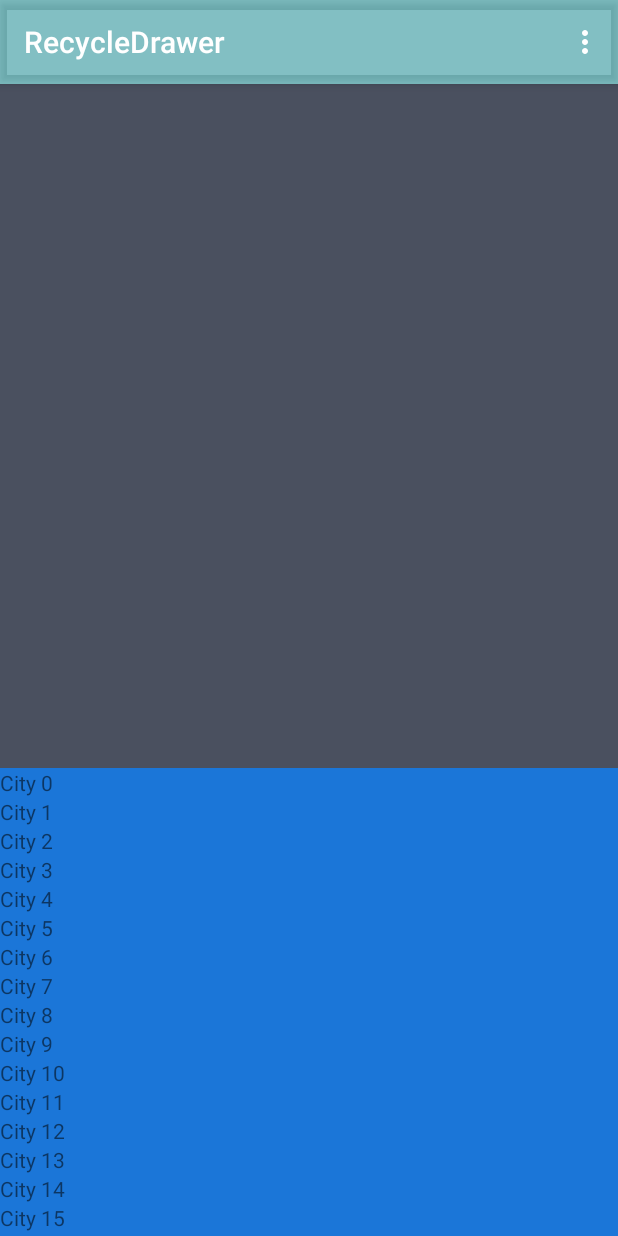
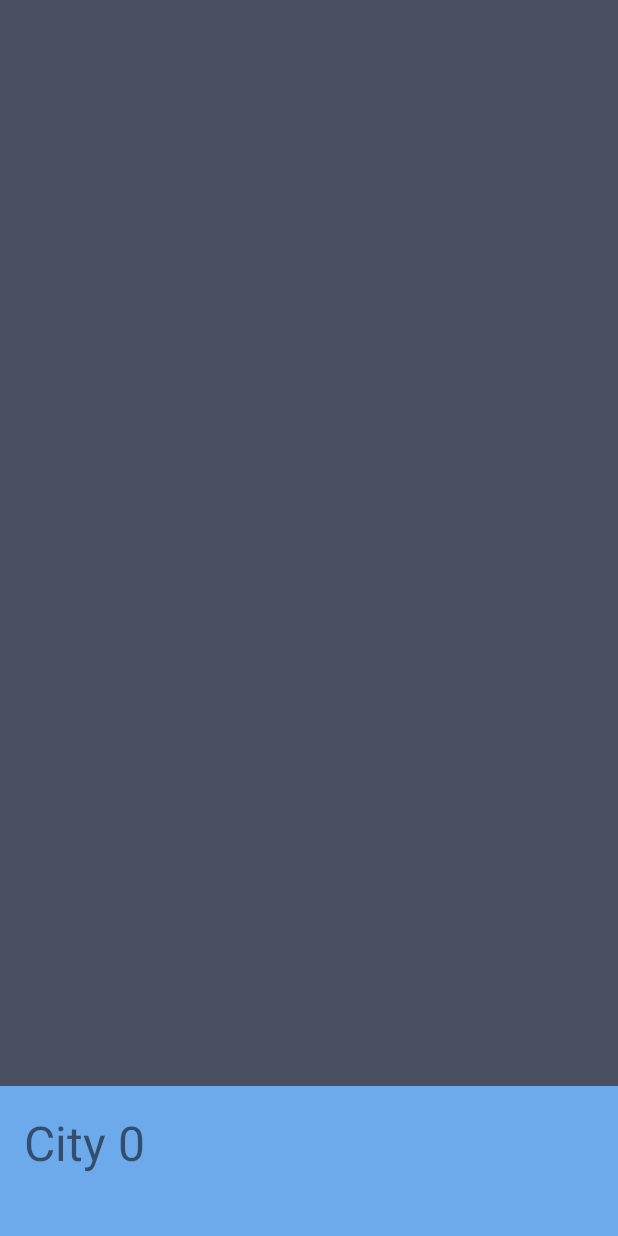
Before and after one commit to jclark118/RecycleDrawer, an Android app: the screen it shows after launch (MainActivity), on a phone screen of 412 x 824 dp. Run offline under Robolectric (Android 15) with nearby library versions, the phone set to English and light mode, and no system bars.

Commit message:
remove app bar, add logging to show position, add bottom sheet functionality

```diff
--- a/app/src/main/java/com/caci/recycledrawer/LocationAdapter.java
+++ b/app/src/main/java/com/caci/recycledrawer/LocationAdapter.java
@@ -1,6 +1,7 @@
 package com.caci.recycledrawer;
 
 import android.content.Context;
+import android.util.Log;
 import android.view.LayoutInflater;
 import android.view.View;
 import android.view.ViewGroup;
@@ -52,6 +53,7 @@ public class LocationAdapter extends RecyclerView.Adapter<LocationAdapter.Locati
      */
     @Override
     public void onBindViewHolder(@NonNull LocationViewHolder holder, int position) {
+        Log.i("bind","Binding location: " + position);
         holder.name.setText(locations.get(position));
     }
 
--- a/app/src/main/java/com/caci/recycledrawer/MainActivity.java
+++ b/app/src/main/java/com/caci/recycledrawer/MainActivity.java
@@ -37,6 +37,12 @@ public class MainActivity extends AppCompatActivity {
      */
     private LocationAdapter locationAdapter;
 
+    /**
+     * Floating action button to create new location
+     */
+    private FloatingActionButton fab;
+
+
 
 
     /**
@@ -47,16 +53,9 @@ public class MainActivity extends AppCompatActivity {
     protected void onCreate(Bundle savedInstanceState) {
         super.onCreate(savedInstanceState);
         setContentView(R.layout.activity_main);
-        Toolbar toolbar = findViewById(R.id.toolbar);
-        setSupportActionBar(toolbar);
-        FloatingActionButton fab = findViewById(R.id.fab);
-        fab.setOnClickListener(new View.OnClickListener() {
-            @Override
-            public void onClick(View view) {
-                Snackbar.make(view, "Replace with your own action", Snackbar.LENGTH_LONG)
-                        .setAction("Action", null).show();
-            }
-        });
+
+        // Create floating action button
+        createFab();
 
         // Generate a list of locations
         generateLocations();
@@ -92,7 +91,20 @@ public class MainActivity extends AppCompatActivity {
         // Create the adapter
         locationAdapter = new LocationAdapter(locations);
         locationRecycler.setAdapter(locationAdapter);
+    }
 
+    /**
+     * Set up the Floating action button
+     */
+    private void createFab(){
+        FloatingActionButton fab = findViewById(R.id.fab);
+        fab.setOnClickListener(new View.OnClickListener() {
+            @Override
+            public void onClick(View view) {
+                Snackbar.make(view, "Replace with your own action", Snackbar.LENGTH_LONG)
+                        .setAction("Action", null).show();
+            }
+        });
     }
 
     @Override
--- a/app/src/main/res/layout/activity_main.xml
+++ b/app/src/main/res/layout/activity_main.xml
@@ -4,21 +4,8 @@
     xmlns:tools="http://schemas.android.com/tools"
     android:layout_width="match_parent"
     android:layout_height="match_parent"
+    android:background="@color/grey"
     tools:context=".MainActivity">
-
-    <com.google.android.material.appbar.AppBarLayout
-        android:layout_width="match_parent"
-        android:layout_height="wrap_content"
-        android:theme="@style/AppTheme.AppBarOverlay">
-
-        <androidx.appcompat.widget.Toolbar
-            android:id="@+id/toolbar"
-            android:layout_width="match_parent"
-            android:layout_height="?attr/actionBarSize"
-            android:background="@color/colorPrimaryDark"
-            app:popupTheme="@style/AppTheme.PopupOverlay" />
-
-    </com.google.android.material.appbar.AppBarLayout>
 
     <include layout="@layout/content_main" />
 
--- a/app/src/main/res/layout/content_main.xml
+++ b/app/src/main/res/layout/content_main.xml
@@ -4,20 +4,21 @@
     xmlns:tools="http://schemas.android.com/tools"
     android:layout_width="match_parent"
     android:layout_height="match_parent"
-    app:layout_behavior="@string/appbar_scrolling_view_behavior"
+    app:layout_behavior="@string/bottom_sheet_behavior"
+    app:behavior_peekHeight="100dp"
     tools:context=".MainActivity"
-    tools:showIn="@layout/activity_main"
-    android:background="@color/grey">
+    tools:showIn="@layout/activity_main">
 
 
     <!--A recycler view to hold our list of locations-->
     <androidx.recyclerview.widget.RecyclerView
         android:id="@+id/recycler_locations"
         android:layout_width="match_parent"
-        android:layout_height="312dp"
+        android:layout_height="match_parent"
         android:background="@color/colorAccent"
         app:layout_constraintBottom_toBottomOf="parent"
         app:layout_constraintLeft_toLeftOf="parent"
+        app:layout_behavior="@string/bottom_sheet_behavior"
         />
 
 
--- a/app/src/main/res/layout/location_row_layout.xml
+++ b/app/src/main/res/layout/location_row_layout.xml
@@ -13,6 +13,8 @@
         android:id="@+id/location_name"
         android:layout_width="match_parent"
         android:layout_height="wrap_content"
+        android:textSize="32dp"
+        android:padding="16dp"
         android:text="location"/>
 
 </LinearLayout>
--- a/app/src/main/res/values/colors.xml
+++ b/app/src/main/res/values/colors.xml
@@ -2,7 +2,7 @@
 <resources>
     <color name="colorPrimary">#4D14D2DA</color>
     <color name="colorPrimaryDark">#4D0D5458</color>
-    <color name="colorAccent">#1B76D8</color>
+    <color name="colorAccent">#6DAAEC</color>
     <color name="grey">#4A505F</color>
 
 </resources>
```
